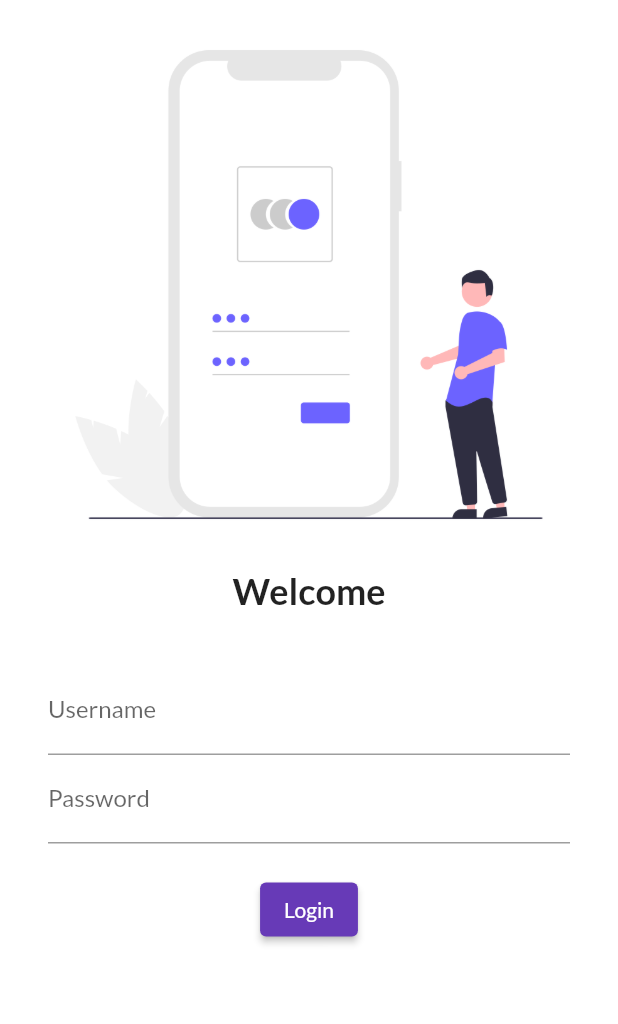
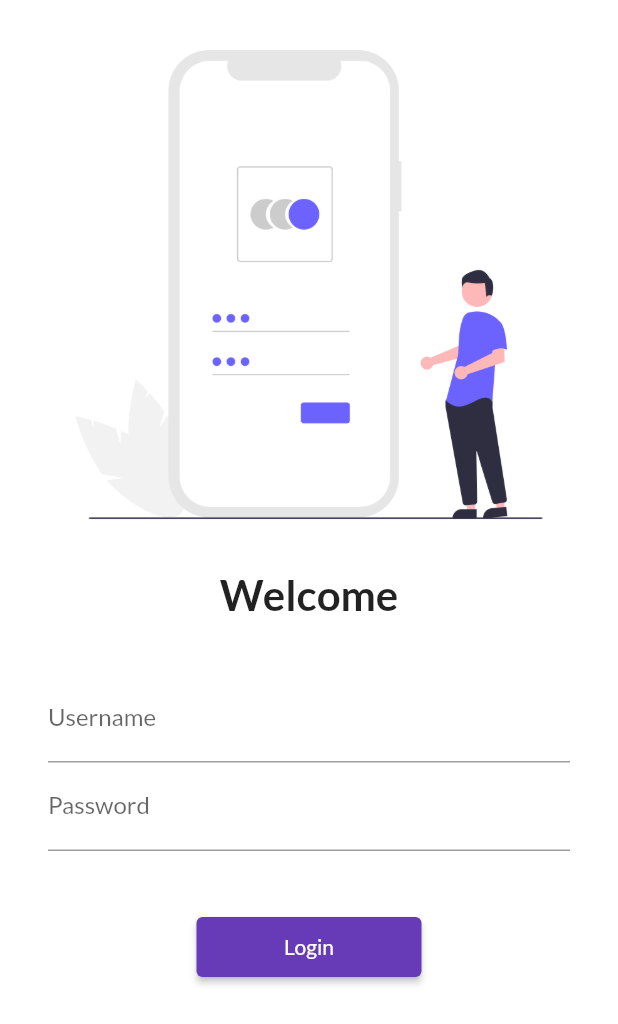
Before and after one commit to Varnitsaini12/Flutter, a Flutter app: the screen it shows after launch, on a phone screen of 412 x 824 dp. Shown: the top 1024 px of the screen. Run offline on Flutter 3.47's test engine with Material 2 defaults, Android fonts, the phone set to English and light mode, and no system bars; our stand-ins replace google_fonts.

Commit message:
day5 completed

```diff
--- a/lib/main.dart
+++ b/lib/main.dart
@@ -1,6 +1,7 @@
 import 'package:flutter/material.dart';
 import 'package:flutter_application_1/pages/home_page.dart';
 import 'package:flutter_application_1/pages/login_page.dart';
+import 'package:flutter_application_1/utils/routes.dart';
 import 'package:google_fonts/google_fonts.dart';
 
 void main() {
@@ -17,14 +18,15 @@ class MyApp extends StatelessWidget {
       theme: ThemeData(primarySwatch: Colors.deepPurple,
       fontFamily: GoogleFonts.lato().fontFamily,
       ),
+      // debugShowCheckedModeBanner: false,
       darkTheme: ThemeData(
         primarySwatch: Colors.amber,
         brightness: Brightness.dark,
       ),
       initialRoute: "/Login",
       routes: {
-        "/home" : (contect)=> Homepage(),
-        "/Login" : (context)=>LoginPage(),
+        MyRoutes.homeroute : (contect)=> Homepage(),
+        MyRoutes.loginroute : (context)=>LoginPage(),
       },
     );
   }
--- a/lib/pages/login_page.dart
+++ b/lib/pages/login_page.dart
@@ -1,4 +1,5 @@
 import 'package:flutter/material.dart';
+import 'package:flutter_application_1/utils/routes.dart';
 
 class LoginPage extends StatelessWidget {
   const LoginPage({super.key});
@@ -7,6 +8,7 @@ class LoginPage extends StatelessWidget {
   Widget build(BuildContext context) {
     return Material(
         color: Colors.white,
+        child: SingleChildScrollView(
           child: Column(
             children: [
               Image.asset(
@@ -16,7 +18,7 @@ class LoginPage extends StatelessWidget {
               const Text(
                 "Welcome",
                 style: TextStyle(
-                fontSize: 24,
+                  fontSize: 28,
                   fontWeight: FontWeight.bold,
                 ),
               ),
@@ -24,36 +26,34 @@ class LoginPage extends StatelessWidget {
                 height: 20.0,
               ),
               Padding(
-              padding: const EdgeInsets.symmetric(vertical : 16.0, horizontal : 32.0),
+                padding: const EdgeInsets.symmetric(
+                    vertical: 16.0, horizontal: 32.0),
                 child: Column(
                   children: [
                     TextFormField(
                       decoration: const InputDecoration(
-                      hintText: "Enter username",
-                      labelText: "Username"
-                    ),
+                          hintText: "Enter username", labelText: "Username"),
                     ),
                     TextFormField(
                       obscureText: true,
                       decoration: const InputDecoration(
-                      hintText: "Enter password",
-                      labelText: "Password"
-                    ),
+                          hintText: "Enter password", labelText: "Password"),
                     ),
                     const SizedBox(
-                    height: 20.0,
+                      height: 40.0,
                     ),
                     ElevatedButton(
                       child: Text("Login"),
-                    style: TextButton.styleFrom(),
+                      style: TextButton.styleFrom(minimumSize: Size(150, 40)),
                       onPressed: () {
-                    print("Hi, varnit");
+                        Navigator.pushNamed(context, MyRoutes.homeroute);
                       },
                     ),
                   ],
                 ),
               ),
             ],
+          ),
         ));
   }
 }
--- /dev/null
+++ b/lib/utils/routes.dart
@@ -0,0 +1,5 @@
+class MyRoutes {
+  static String loginroute = "/Login";
+  static String homeroute = "/home";
+
+}
```
Lines whose indentation alone changed are shown as unchanged.
